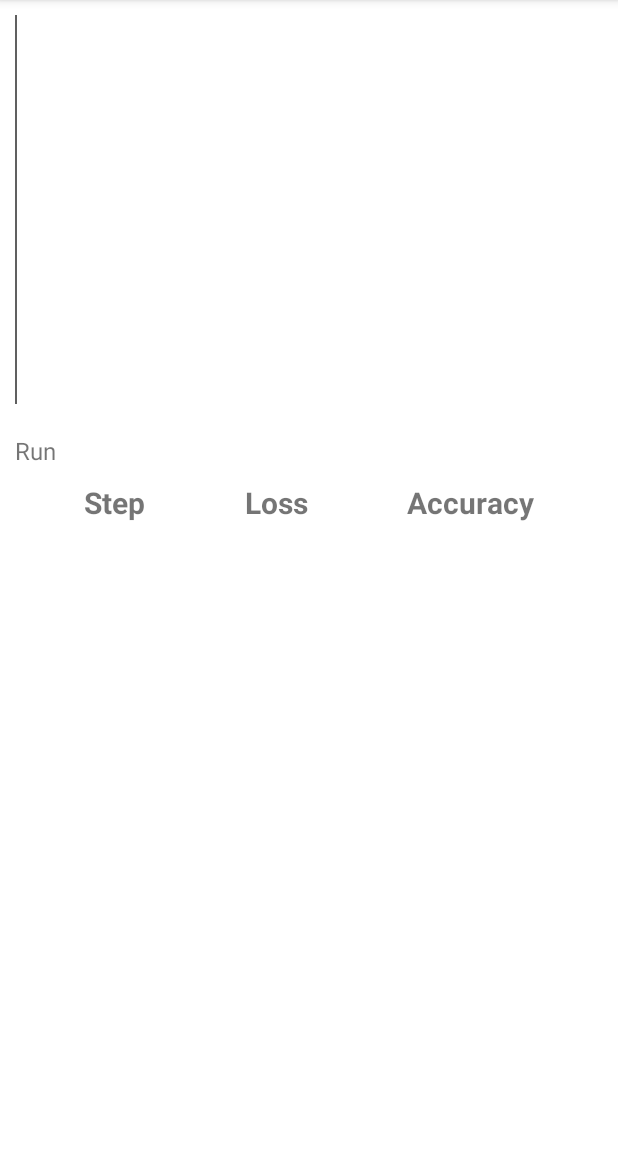
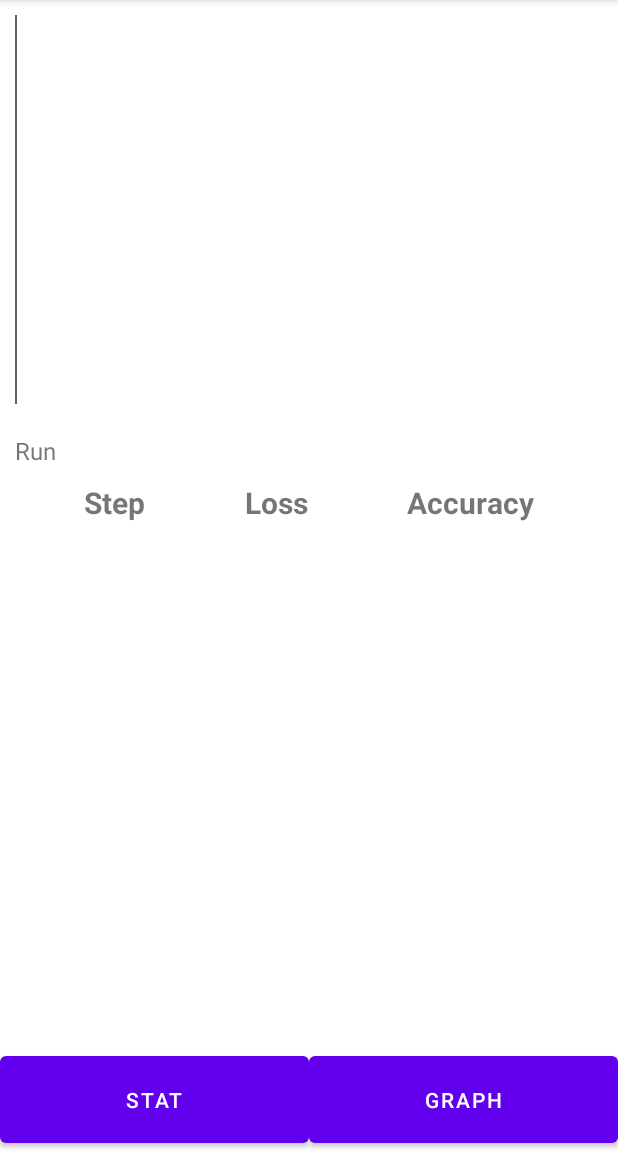
Before and after one commit to jerryreinoehl/softmax, an Android app: the ModelActivity screen opened directly, with no data from a screen before it, on a phone screen of 412 x 824 dp, the part 84-1236 px from its top. Run offline under Robolectric (Android 15) with nearby library versions, the light colour scheme and no system bars; network calls fail; 1 statement that could not run was skipped.

Commit message:
Add initial NavigationFragment and layout

```diff
--- a/app/src/main/java/edu/utap/softmax/ModelActivity.kt
+++ b/app/src/main/java/edu/utap/softmax/ModelActivity.kt
@@ -46,6 +46,7 @@ class ModelActivity : AppCompatActivity(), CoroutineScope by MainScope() {
         if (resources.configuration.orientation == Configuration.ORIENTATION_PORTRAIT) {
             supportFragmentManager.commit {
                 add(R.id.middle_fragment, StatListFragment.newInstance())
+                add(R.id.bottom_fragment, NavigationFragment.newInstance())
                 setTransition(FragmentTransaction.TRANSIT_FRAGMENT_FADE)
             }
         } else {
--- /dev/null
+++ b/app/src/main/java/edu/utap/softmax/NavigationFragment.kt
@@ -0,0 +1,32 @@
+package edu.utap.softmax
+
+import android.os.Bundle
+import android.view.LayoutInflater
+import android.view.View
+import android.view.ViewGroup
+import androidx.fragment.app.Fragment
+import edu.utap.softmax.databinding.FragmentNavigationBinding
+
+class NavigationFragment : Fragment() {
+
+    companion object {
+        fun newInstance(): NavigationFragment {
+            return NavigationFragment()
+        }
+    }
+
+    private var _binding: FragmentNavigationBinding? = null
+    private val binding get() = _binding!!
+
+    override fun onCreateView(
+        inflater: LayoutInflater,
+        container: ViewGroup?,
+        savedInstanceState: Bundle?
+    ): View? {
+        _binding = FragmentNavigationBinding.inflate(inflater)
+        return binding.root
+    }
+
+    override fun onViewCreated(view: View, savedInstanceState: Bundle?) {
+    }
+}
--- a/app/src/main/res/layout/activity_model.xml
+++ b/app/src/main/res/layout/activity_model.xml
@@ -17,7 +17,7 @@
         app:layout_constraintEnd_toEndOf="parent"
         app:layout_constraintBottom_toTopOf="@id/middle_fragment"
         app:layout_constraintVertical_chainStyle="spread"
-        tools:layout="@layout/activity_main"
+        tools:layout="@layout/fragment_graph"
         />
 
     <FrameLayout
@@ -41,7 +41,7 @@
         app:layout_constraintStart_toStartOf="parent"
         app:layout_constraintEnd_toEndOf="parent"
         app:layout_constraintBottom_toBottomOf="parent"
-        tools:layout="@layout/activity_main"
+        tools:layout="@layout/fragment_navigation"
         />
 
 </androidx.constraintlayout.widget.ConstraintLayout>
--- /dev/null
+++ b/app/src/main/res/layout/fragment_navigation.xml
@@ -0,0 +1,32 @@
+<?xml version="1.0" encoding="utf-8"?>
+<androidx.constraintlayout.widget.ConstraintLayout
+    xmlns:android="http://schemas.android.com/apk/res/android"
+    xmlns:app="http://schemas.android.com/apk/res-auto"
+    xmlns:tools="http://schemas.android.com/tools"
+    android:layout_width="match_parent"
+    android:layout_height="match_parent"
+    >
+
+    <Button
+        android:id="@+id/stat_list_but"
+        android:layout_width="0dp"
+        android:layout_height="0dp"
+        android:text="Stat"
+        app:layout_constraintStart_toStartOf="parent"
+        app:layout_constraintTop_toTopOf="parent"
+        app:layout_constraintBottom_toBottomOf="parent"
+        app:layout_constraintEnd_toStartOf="@id/graph_edit_but"
+        />
+
+    <Button
+        android:id="@+id/graph_edit_but"
+        android:layout_width="0dp"
+        android:layout_height="0dp"
+        android:text="Graph"
+        app:layout_constraintStart_toEndOf="@id/stat_list_but"
+        app:layout_constraintTop_toTopOf="parent"
+        app:layout_constraintBottom_toBottomOf="parent"
+        app:layout_constraintEnd_toEndOf="parent"
+        />
+
+</androidx.constraintlayout.widget.ConstraintLayout>
```
